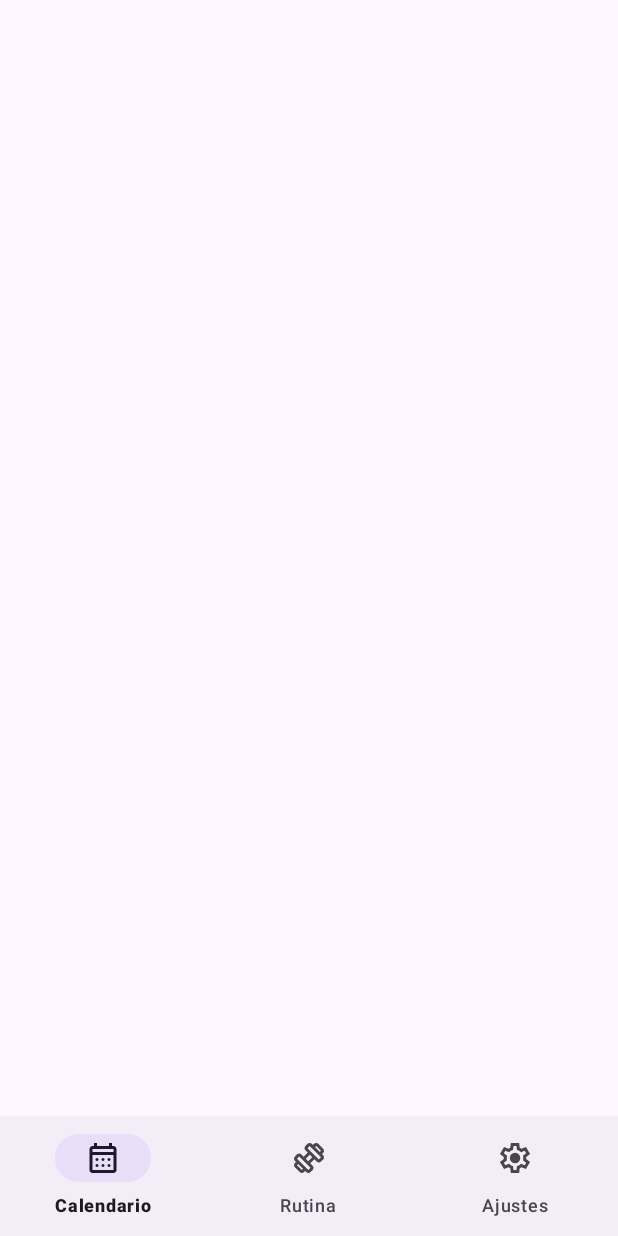
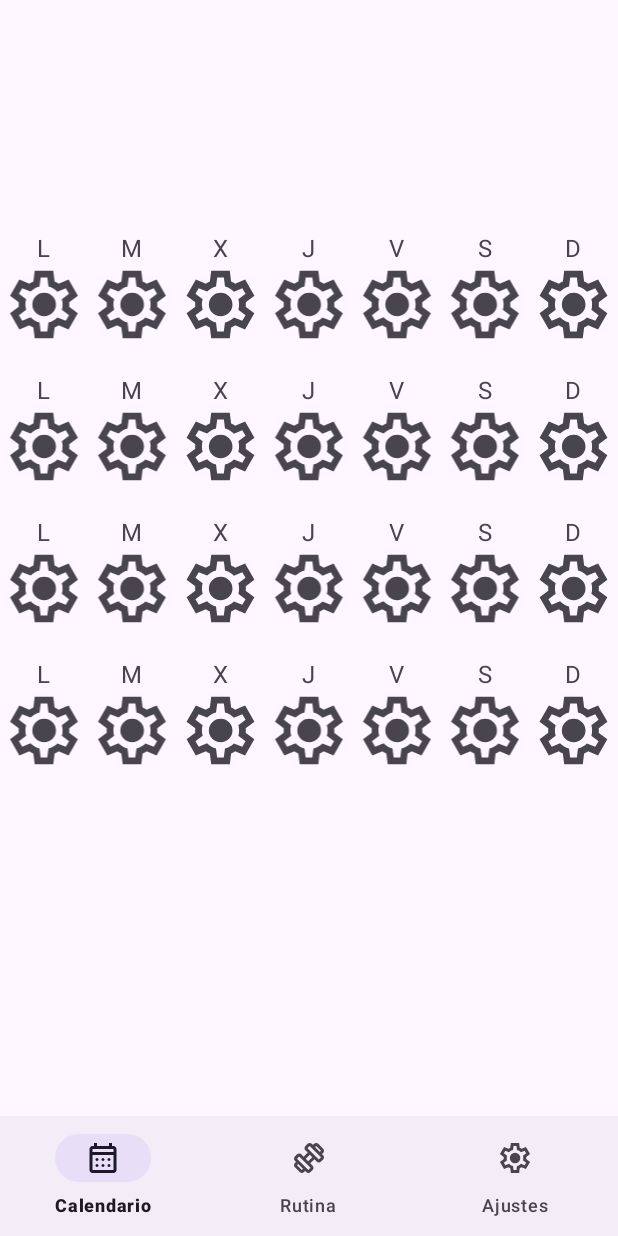
Before and after one commit to ByAlexMG/SaiyaGym, an Android app: the Option1Fragment screen opened directly, with no data from a screen before it, on a phone screen of 412 x 824 dp. Run offline under Robolectric (Android 15) with nearby library versions, the phone set to English and light mode, and no system bars.

Commit message:
calendario fragment

```diff
--- a/app/build.gradle.kts
+++ b/app/build.gradle.kts
@@ -49,6 +49,7 @@ dependencies {
     implementation ("com.pierfrancescosoffritti.androidyoutubeplayer:core:11.0.1")
     implementation ("com.google.android.material:material:1.11.0")
     implementation ("androidx.viewpager2:viewpager2:1.0.0")
+    implementation ("androidx.recyclerview:recyclerview:1.3.2")
 
 
 
--- /dev/null
+++ b/app/src/main/java/com/example/saiyagym/CalendarAdapter.kt
@@ -0,0 +1,34 @@
+package com.example.saiyagym
+
+import android.view.LayoutInflater
+import android.view.View
+import android.view.ViewGroup
+import android.widget.ImageView
+import android.widget.TextView
+import androidx.recyclerview.widget.RecyclerView
+
+class CalendarAdapter(private val days: List<String>) :
+    RecyclerView.Adapter<CalendarAdapter.ViewHolder>() {
+
+    class ViewHolder(itemView: View) : RecyclerView.ViewHolder(itemView) {
+        val dayTextView: TextView = itemView.findViewById(R.id.dayTextView)
+        val imageView: ImageView = itemView.findViewById(R.id.imageView)
+    }
+
+    override fun onCreateViewHolder(parent: ViewGroup, viewType: Int): ViewHolder {
+        val view = LayoutInflater.from(parent.context)
+            .inflate(R.layout.item_calendar_day, parent, false)
+        return ViewHolder(view)
+    }
+
+    override fun onBindViewHolder(holder: ViewHolder, position: Int) {
+        val day = days[position]
+        holder.dayTextView.text = day
+
+        // Set an image to the ImageView (if needed)
+         holder.imageView.setImageResource(R.drawable.ajustes)
+         holder.imageView.visibility = View.VISIBLE
+    }
+
+    override fun getItemCount(): Int = days.size
+}
--- a/app/src/main/java/com/example/saiyagym/Option1Fragment.kt
+++ b/app/src/main/java/com/example/saiyagym/Option1Fragment.kt
@@ -1,10 +1,12 @@
 package com.example.saiyagym
+
 import android.os.Bundle
 import android.view.LayoutInflater
 import android.view.View
 import android.view.ViewGroup
 import androidx.fragment.app.Fragment
-import com.example.saiyagym.R
+import androidx.recyclerview.widget.GridLayoutManager
+import androidx.recyclerview.widget.RecyclerView
 
 class Option1Fragment : Fragment() {
 
@@ -12,8 +14,20 @@ class Option1Fragment : Fragment() {
         inflater: LayoutInflater, container: ViewGroup?,
         savedInstanceState: Bundle?
     ): View? {
-        // Inflate the layout for this fragment
-        return inflater.inflate(R.layout.fragment_option1, container, false)
+        val view = inflater.inflate(R.layout.fragment_option1, container, false)
+
+        val recyclerView: RecyclerView = view.findViewById(R.id.calendarRecyclerView)
+        recyclerView.layoutManager = GridLayoutManager(requireContext(), 7)
+
+
+        val days = listOf("L", "M", "X", "J", "V", "S", "D",
+                          "L", "M", "X", "J", "V", "S", "D",
+                          "L", "M", "X", "J", "V", "S", "D",
+                          "L", "M", "X", "J", "V", "S", "D")
+
+        val adapter = CalendarAdapter(days)
+        recyclerView.adapter = adapter
+
+        return view
     }
-
 }
--- a/app/src/main/res/layout/fragment_option1.xml
+++ b/app/src/main/res/layout/fragment_option1.xml
@@ -1,9 +1,14 @@
-<?xml version="1.0" encoding="utf-8"?>
+<LinearLayout
+    xmlns:android="http://schemas.android.com/apk/res/android"
+    android:layout_width="match_parent"
+    android:layout_height="match_parent"
+    android:orientation="vertical">
 
-<RelativeLayout xmlns:android="http://schemas.android.com/apk/res/android"
-    android:layout_width="match_parent"
-    android:layout_height="match_parent">
 
-    <!-- Your layout for Option 1 fragment here -->
-
-</RelativeLayout>
+    <androidx.recyclerview.widget.RecyclerView
+        android:id="@+id/calendarRecyclerView"
+        android:layout_width="match_parent"
+        android:layout_height="447dp"
+        android:layout_gravity="center"
+        android:layout_marginTop="100dp" />
+</LinearLayout>
--- /dev/null
+++ b/app/src/main/res/layout/item_calendar_day.xml
@@ -0,0 +1,20 @@
+<?xml version="1.0" encoding="utf-8"?>
+<RelativeLayout xmlns:android="http://schemas.android.com/apk/res/android"
+    android:layout_width="match_parent"
+    android:layout_height="130dp"
+    android:layout_marginBottom="-35dp">
+
+    <TextView
+        android:id="@+id/dayTextView"
+        android:layout_width="wrap_content"
+        android:layout_height="wrap_content"
+        android:layout_centerInParent="true"
+        android:textSize="16sp" />
+
+    <ImageView
+        android:id="@+id/imageView"
+        android:layout_width="match_parent"
+        android:layout_height="match_parent"
+        android:layout_below="@id/dayTextView"
+        android:visibility="gone" />
+</RelativeLayout>
```
